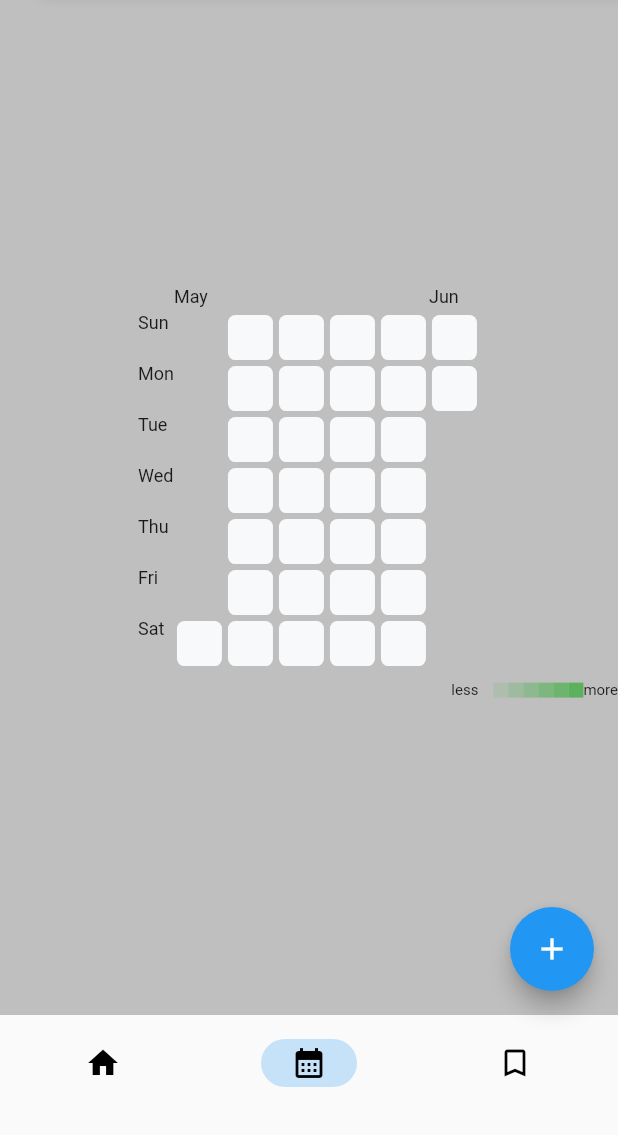
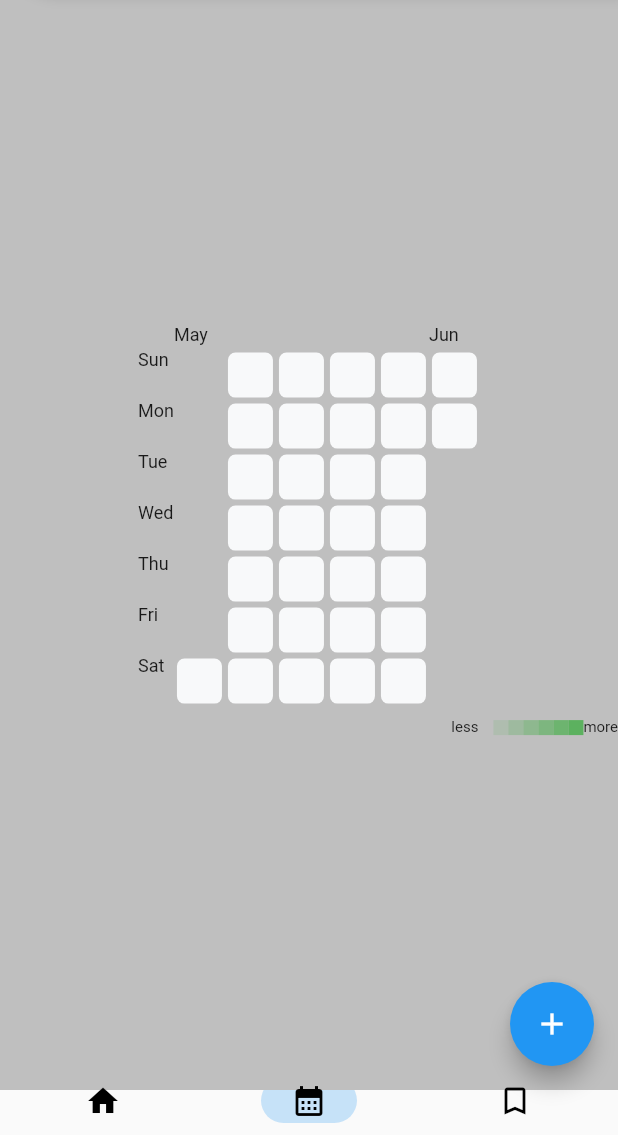
Before and after one commit to prem-pxtel/Gains-Tracker-Pro, a Flutter app: the screen it shows after launch, item 2 of the bottom bar chosen, on a phone screen of 412 x 824 dp, the part 101-1236 px from its top. Run offline on Flutter 3.47's test engine with Material 2 defaults, Android fonts, the phone set to English and light mode, and no system bars; drawn by our look-alikes of flutter_heatmap_calendar; our stand-ins replace numberpicker, table_calendar.

Commit message:
moved the thing down

```diff
--- a/gains_tracker_pro/lib/homepage.dart
+++ b/gains_tracker_pro/lib/homepage.dart
@@ -99,7 +99,8 @@ class HomePageState extends State<HomePage> {
         const OtherPage(),
       ][currentPageIndex],
       bottomNavigationBar: NavigationBar(
-        backgroundColor: Color.fromARGB(0, 1, 1, 1),
+        height: 30,
+        backgroundColor: const Color.fromARGB(0, 1, 1, 1),
         onDestinationSelected: (int index) {
           setState(() {
             currentPageIndex = index;
```
